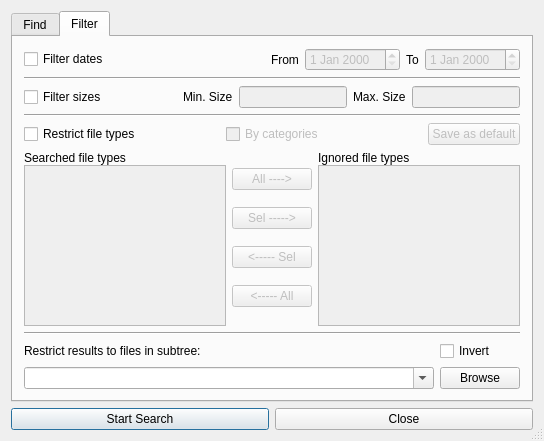
Above: src/qtgui/advsearch.ui from alberti42/recoll-macos before the change. Below: the same form after it.
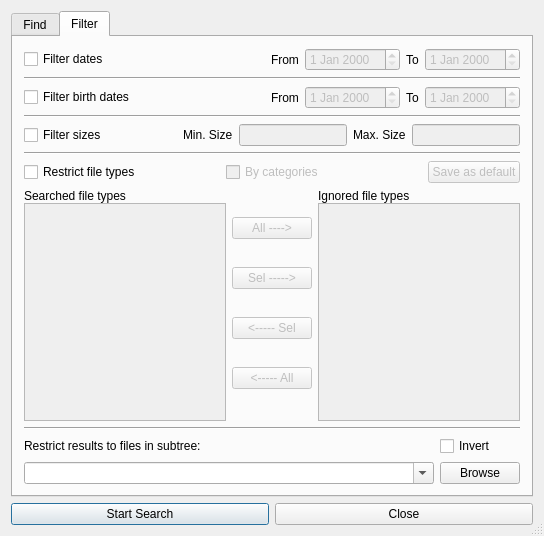
That is the form after the change. The open tabs and pages were chosen to show the change.

Commit message: Add "birth date" metadata index for the EXT4 file system: "add birth time api in qtgui" original

The edit to the form file:
```diff
--- a/src/qtgui/advsearch.ui
+++ b/src/qtgui/advsearch.ui
@@ -7,7 +7,7 @@
     <x>0</x>
     <y>0</y>
     <width>544</width>
-    <height>441</height>
+    <height>536</height>
    </rect>
   </property>
   <property name="windowTitle">
@@ -161,10 +161,8 @@
       <attribute name="title">
        <string>Filter</string>
       </attribute>
-      <layout class="QVBoxLayout" name="verticalLayout_5">
-       <item>
-        <layout class="QVBoxLayout" name="verticalLayout_4">
-         <item>
+      <layout class="QGridLayout" name="gridLayout">
+       <item row="0" column="0">
           <layout class="QHBoxLayout" name="horizontalLayout_2">
            <item>
             <widget class="QCheckBox" name="filterDatesCB">
@@ -222,7 +220,65 @@
            </property>
           </widget>
          </item>
+       <item row="2" column="0">
+        <layout class="QHBoxLayout" name="horizontalLayout_4">
          <item>
+          <widget class="QCheckBox" name="filterBirthDatesCB">
+           <property name="sizePolicy">
+            <sizepolicy hsizetype="Minimum" vsizetype="Fixed">
+             <horstretch>1</horstretch>
+             <verstretch>0</verstretch>
+            </sizepolicy>
+           </property>
+           <property name="toolTip">
+            <string>Check this to enable filtering on dates</string>
+           </property>
+           <property name="text">
+            <string>Filter birth dates</string>
+           </property>
+          </widget>
+         </item>
+         <item>
+          <widget class="QLabel" name="label_birth_from">
+           <property name="text">
+            <string>From</string>
+           </property>
+          </widget>
+         </item>
+         <item>
+          <widget class="QDateEdit" name="minBirthDateDTE">
+           <property name="enabled">
+            <bool>false</bool>
+           </property>
+          </widget>
+         </item>
+         <item>
+          <widget class="QLabel" name="label_birth_to">
+           <property name="text">
+            <string>To</string>
+           </property>
+          </widget>
+         </item>
+         <item>
+          <widget class="QDateEdit" name="maxBirthDateDTE">
+           <property name="enabled">
+            <bool>false</bool>
+           </property>
+          </widget>
+         </item>
+        </layout>
+       </item>
+       <item row="3" column="0">
+        <widget class="Line" name="line_birth">
+         <property name="frameShape">
+          <enum>QFrame::HLine</enum>
+         </property>
+         <property name="frameShadow">
+          <enum>QFrame::Sunken</enum>
+         </property>
+        </widget>
+       </item>
+       <item row="4" column="0">
           <layout class="QHBoxLayout" name="horizontalLayout">
            <item>
             <widget class="QCheckBox" name="filterSizesCB">
@@ -276,7 +332,7 @@
            </item>
           </layout>
          </item>
-         <item>
+       <item row="5" column="0">
           <widget class="Line" name="line4">
            <property name="frameShape">
             <enum>QFrame::HLine</enum>
@@ -286,7 +342,7 @@
            </property>
           </widget>
          </item>
-         <item>
+       <item row="6" column="0">
           <layout class="QVBoxLayout" name="verticalLayout_3">
            <item>
             <layout class="QHBoxLayout">
@@ -471,7 +527,7 @@
            </item>
           </layout>
          </item>
-         <item>
+       <item row="7" column="0">
           <widget class="Line" name="line5">
            <property name="frameShape">
             <enum>QFrame::HLine</enum>
@@ -481,7 +537,7 @@
            </property>
           </widget>
          </item>
-         <item>
+       <item row="8" column="0">
           <layout class="QGridLayout">
            <item row="1" column="0">
             <widget class="QComboBox" name="subtreeCMB">
@@ -540,8 +596,6 @@
               <string>Invert</string>
              </property>
             </widget>
-           </item>
-          </layout>
          </item>
         </layout>
        </item>
```
Left out of the diff: 13 changed lines with no effect on the pictures. Lines whose indentation alone changed are shown as unchanged. The commit also changes 7 other files.
